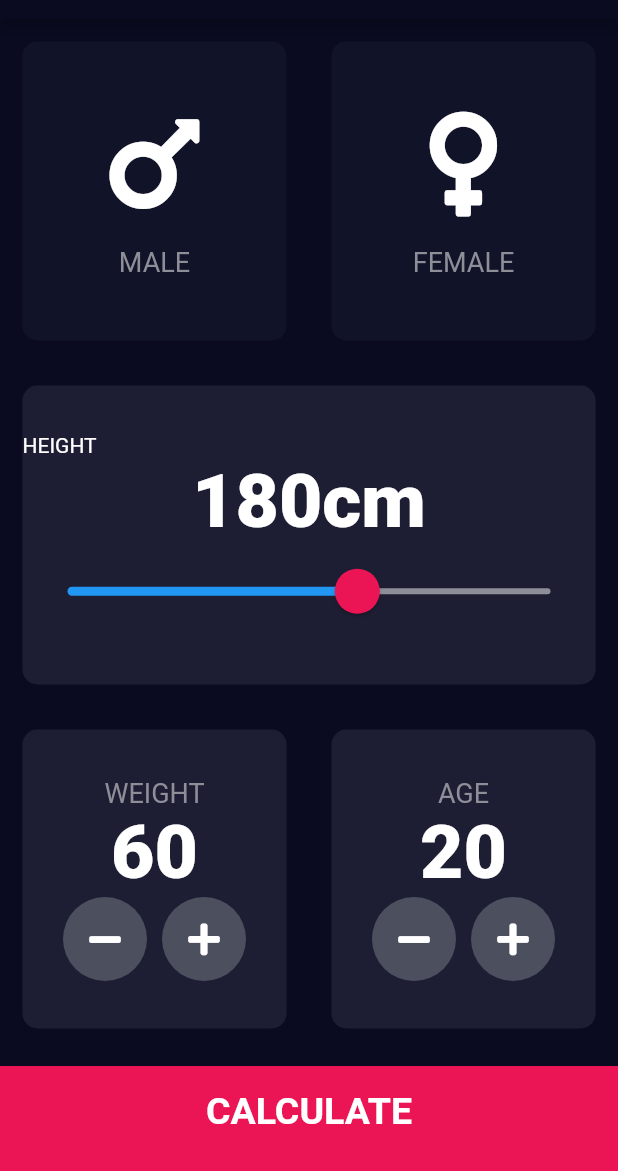
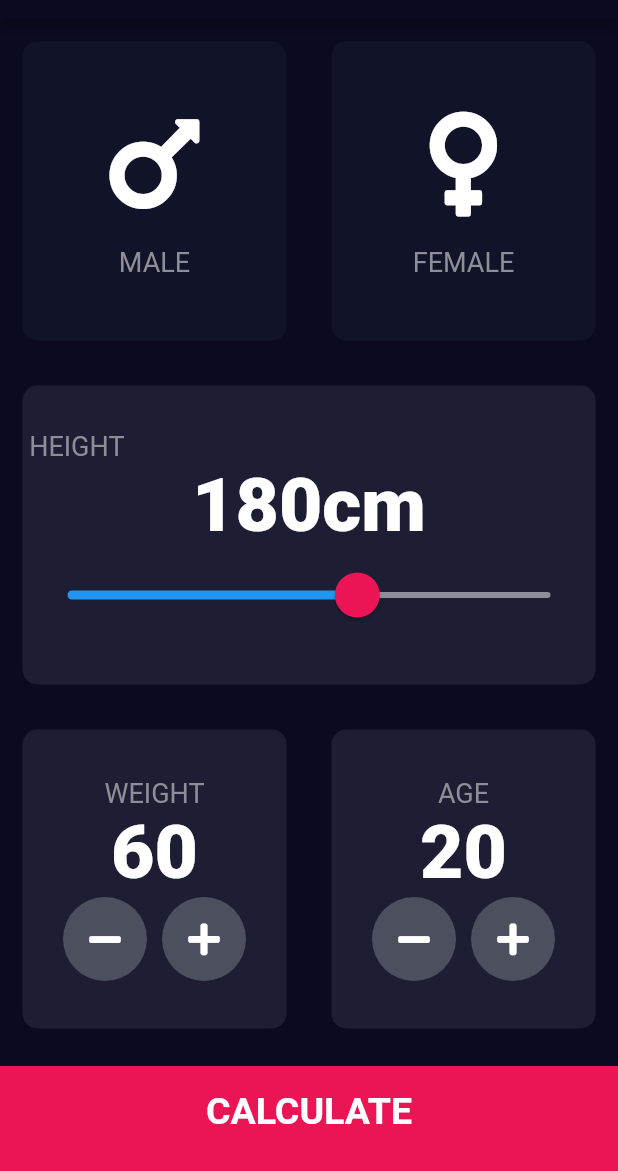
Before and after one commit to horla327/BMI_Calculator, a Flutter app: the screen it shows after launch, on a phone screen of 412 x 824 dp, the part 65-1236 px from its top. Run offline on Flutter 3.47's test engine with Material 2 defaults, Android fonts, the phone set to English and light mode, and no system bars; our stand-ins replace font_awesome_flutter.

Commit message:
fixed some bugs

```diff
--- a/lib/input_page.dart
+++ b/lib/input_page.dart
@@ -1,7 +1,6 @@
 // ignore_for_file: prefer_const_constructors, prefer_const_literals_to_create_immutables, use_key_in_widget_constructors, must_be_immutable, unused_label, avoid_print, empty_constructor_bodies
 
 import 'package:flutter/material.dart';
-import 'package:flutter/scheduler.dart';
 import 'package:font_awesome_flutter/font_awesome_flutter.dart';
 import 'icon_content.dart';
 import 'reuseable_card.dart';
@@ -80,7 +79,7 @@ class _InputPageState extends State<InputPage> {
                 crossAxisAlignment: CrossAxisAlignment.baseline,
                 textBaseline: TextBaseline.alphabetic,
                 children: <Widget>[
-                  Text('HEIGHT'),
+                  Text(' HEIGHT', style: labelTextStyle),
                   Row(
                     mainAxisAlignment: MainAxisAlignment.center,
                     children: <Widget>[
--- a/lib/result_page.dart
+++ b/lib/result_page.dart
@@ -64,7 +64,9 @@ class ResultsPage extends StatelessWidget {
               )),
           BottomButton(
               onTap: () {
+                // Future.delayed(Duration.zero, () {
                 Navigator.pop(context);
+                // });
               },
               buttonTitle: 'RE-CALCULATE')
         ],
```
